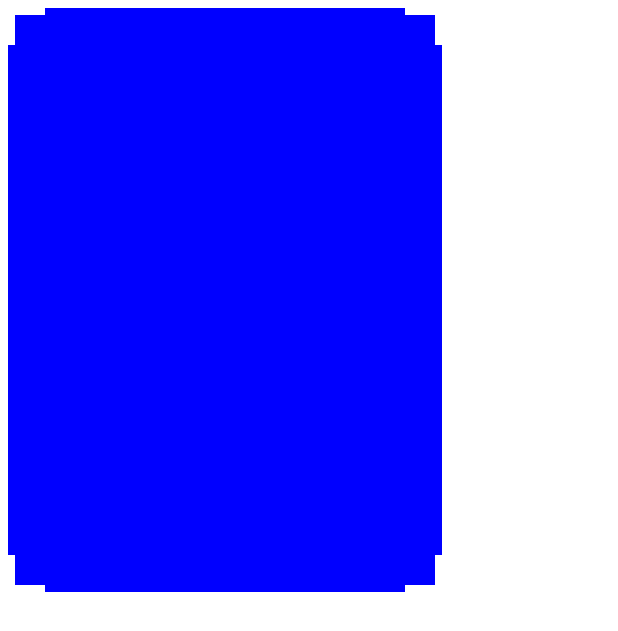
After one commit to songnick/Mincy, an Android app built with Jetpack Compose: the composable CropWindow shown on its own in the app's theme, on a phone screen of 412 x 824 dp. The commit adds this screen. Shown: the top 631 px of the screen. Run offline under Robolectric (Android 15) with nearby library versions, the phone set to English and light mode, and no system bars.

Commit message:
add Crop window

```diff
--- a/app/build.gradle
+++ b/app/build.gradle
@@ -20,7 +20,7 @@ android {
         applicationId "com.songnick.mincy"
         minSdkVersion 21
         targetSdkVersion 29
-        versionCode 1
+        versionCode 2
         versionName "1.0"
         testInstrumentationRunner "androidx.test.runner.AndroidJUnitRunner"
     }
@@ -74,7 +74,7 @@ dependencies {
     implementation "org.jetbrains.kotlinx:kotlinx-coroutines-core:$rootProject.coroutinesVersion"
     implementation "com.google.dagger:hilt-android:$rootProject.hiltVersion"
 
-// Integration with activities
+   // Integration with activities
     implementation 'androidx.activity:activity-compose:1.4.0'
     // Compose Material Design
     implementation 'androidx.compose.material:material:1.1.1'
@@ -86,7 +86,9 @@ dependencies {
     implementation 'androidx.lifecycle:lifecycle-viewmodel-compose:2.4.1'
     // UI Tests
     androidTestImplementation 'androidx.compose.ui:ui-test-junit4:1.1.1'
+
     implementation("io.coil-kt:coil-compose:2.0.0-rc03")
+
     testImplementation 'junit:junit:4.12'
     androidTestImplementation 'androidx.test.ext:junit:1.1.0'
     androidTestImplementation 'androidx.test.espresso:espresso-core:3.1.1'
--- /dev/null
+++ b/app/src/main/java/com/songnick/mincy/compose/custom/CropWindow.kt
@@ -0,0 +1,121 @@
+package com.songnick.mincy.compose.custom
+
+import android.util.Log
+import androidx.compose.foundation.Canvas
+import androidx.compose.foundation.gestures.Orientation
+import androidx.compose.foundation.gestures.rememberScrollableState
+import androidx.compose.foundation.gestures.scrollable
+import androidx.compose.foundation.layout.*
+import androidx.compose.foundation.rememberScrollState
+import androidx.compose.material.MaterialTheme
+import androidx.compose.material.Surface
+import androidx.compose.runtime.*
+import androidx.compose.ui.Alignment
+import androidx.compose.ui.Modifier
+import androidx.compose.ui.geometry.Offset
+import androidx.compose.ui.graphics.Color
+import androidx.compose.ui.input.pointer.pointerInput
+import androidx.compose.ui.platform.LocalDensity
+import androidx.compose.ui.tooling.preview.Preview
+import androidx.compose.ui.unit.Dp
+import androidx.compose.ui.unit.dp
+
+@Composable
+fun CropWindow(){
+    Box {
+        Surface(modifier = Modifier
+            .width(300.dp)
+            .height(400.dp)
+            .padding(5.dp)
+            .scrollable(
+                orientation = Orientation.Vertical,
+                enabled = true,
+                state = rememberScrollableState { delta ->
+                    Log.i("TAG", " current deltate: $delta")
+                    delta
+                }),
+            color = Color.Blue
+        ) {
+
+        }
+        var offsetX by remember {
+            mutableStateOf(0f)
+        }
+        val width = 30.dp
+        val height = 10.dp
+        val modifier = Modifier.scrollable(
+            orientation = Orientation.Vertical,
+            enabled = true,
+            state = rememberScrollableState { delta ->
+                offsetX +=  delta
+            Log.i("TAG" ," current deltate: $offsetX")
+              delta
+        })
+        RectLine(
+            width = width,
+            height = height,
+            modifier.align(Alignment.TopStart).offset())
+        RectLine(
+            width = width,
+            height = height,
+            Modifier.align(Alignment.TopEnd))
+        RectLine(
+            width = width,
+            height = height,
+            Modifier.align(Alignment.BottomStart))
+        RectLine(
+            width = width,
+            height = height,
+            modifier
+                .align(Alignment.BottomEnd)
+                .offset())
+
+    }
+}
+
+@Composable
+fun CornerRect(width:Dp, height:Dp){
+    Box(){
+//        var offset by remember { mutableStateOf(0f) }
+////        val modifier = Modifier
+////            .size(11.dp)
+////            .scrollable(
+////                orientation = Orientation.Vertical,
+////                state = rememberScrollableState { delta ->
+////                    offset += delta
+////                    delta
+////                }
+////            )
+////            .align(Alignment.TopStart)
+
+    }
+}
+
+@Composable
+fun RectLine(width:Dp, height:Dp, modifier: Modifier){
+    RectLine(
+        modifier = modifier
+            .height(height)
+            .width(width)
+    )
+    RectLine(
+        modifier = modifier
+            .height(width)
+            .width(height)
+    )
+}
+
+@Composable
+fun RectLine(modifier: Modifier, color: Color = Color.White){
+    Surface(color=color, modifier = modifier){
+
+    }
+}
+
+@Preview
+@Composable
+fun PreViewD(){
+    MaterialTheme {
+        CropWindow()
+    }
+}
--- a/app/src/main/java/com/songnick/mincy/compose/ui/MincyApp.kt
+++ b/app/src/main/java/com/songnick/mincy/compose/ui/MincyApp.kt
@@ -1,17 +1,12 @@
 package com.songnick.mincy.compose.ui
 
-import android.util.Log
 import androidx.compose.foundation.layout.*
-import androidx.compose.foundation.lazy.LazyColumn
-import androidx.compose.foundation.rememberScrollState
-import androidx.compose.foundation.verticalScroll
 import androidx.compose.material.*
 import androidx.compose.runtime.*
 import androidx.compose.ui.Alignment
 import androidx.compose.ui.Modifier
 import androidx.compose.ui.graphics.Color
 import androidx.compose.ui.text.font.FontFamily
-import androidx.compose.ui.text.font.FontStyle
 import androidx.compose.ui.unit.sp
 import com.songnick.mincy.viewmodel.MediaViewModel
 
```
